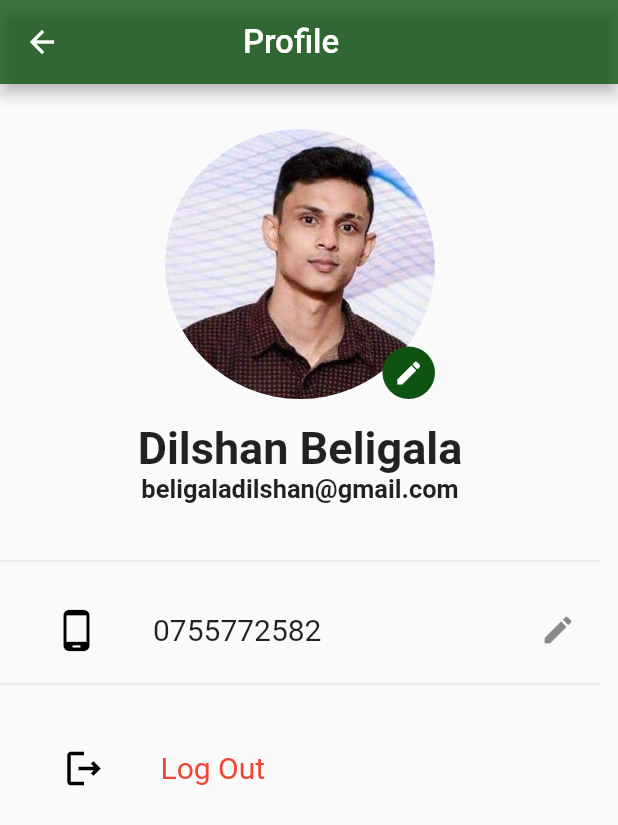
After one commit to Navindi-Nimasha/smart-traveler-app, a Flutter app: the ProfileTraveler screen opened directly, on a phone screen of 412 x 824 dp. The commit adds this screen. Shown: the top 825 px of the screen. Run offline on Flutter 3.47's test engine with Material 2 defaults, Android fonts, the phone set to English and light mode, and no system bars; our stand-ins replace dropdown_button2, google_nav_bar, image_picker.

Commit message:
updated profile

```diff
--- a/lib/main.dart
+++ b/lib/main.dart
@@ -2,6 +2,7 @@ import 'package:flutter/material.dart';
 
 import 'package:flutter_application_1/screens/homepage.dart';
 import 'package:flutter_application_1/screens/loginpage.dart';
+import 'package:flutter_application_1/screens/profileTraveler.dart';
 
 import 'models/location/locationlist.dart';
 
--- /dev/null
+++ b/lib/screens/profileTraveler.dart
@@ -0,0 +1,144 @@
+import 'package:flutter/material.dart';
+
+class ProfileTraveler extends StatelessWidget {
+  const ProfileTraveler({super.key});
+
+  @override
+  Widget build(BuildContext context) {
+    return Scaffold(
+      appBar: AppBar(
+        backgroundColor: Color.fromARGB(255, 15, 83, 19).withOpacity(0.8),
+        leading: IconButton(
+            onPressed: (() {
+              Navigator.pop(context);
+            }),
+            icon: Icon(Icons.arrow_back)),
+        title: Padding(
+          padding: const EdgeInsets.only(left: 90),
+          child: Text(
+            "Profile",
+            style: TextStyle(fontSize: 22),
+          ),
+        ),
+      ),
+      body: SingleChildScrollView(
+        child: Padding(
+            padding: const EdgeInsets.only(top: 30),
+            child: Container(
+                width: 400,
+                child: Column(
+                  children: [
+                    Stack(
+                      children: [
+                        ClipOval(
+                          child: Image.asset(
+                            'assets/images/homepage_new/bella.jpg',
+                            width: 180,
+                            height: 180,
+                            fit: BoxFit.cover,
+                          ),
+                        ),
+                        Positioned(
+                          bottom: 0,
+                          right: 0,
+                          child: Container(
+                            width: 35,
+                            height: 35,
+                            decoration: BoxDecoration(
+                                borderRadius: BorderRadius.circular(100),
+                                color: Color.fromARGB(255, 15, 83, 19)),
+                            child: Icon(
+                              Icons.edit,
+                              color: Color.fromARGB(255, 255, 255, 255),
+                              size: 20,
+                            ),
+                          ),
+                        )
+                      ],
+                    ),
+                    SizedBox(
+                      height: 15,
+                    ),
+                    Text(
+                      "Dilshan Beligala",
+                      style:
+                          TextStyle(fontSize: 30, fontWeight: FontWeight.bold),
+                    ),
+                    Text(
+                      "beligaladilshan@gmail.com",
+                      style:
+                          TextStyle(fontSize: 17, fontWeight: FontWeight.bold),
+                    ),
+                    SizedBox(
+                      height: 20,
+                    ),
+                    // SizedBox(
+                    //   width: 150,
+                    //   child: ElevatedButton(
+                    //     style: ButtonStyle(
+                    //         backgroundColor: MaterialStateProperty.all(
+                    //             Color.fromARGB(255, 15, 83, 19)
+                    //                 .withOpacity(0.8))),
+                    //     onPressed: () {},
+                    //     child: Text(
+                    //       "Edit Profile",
+                    //       style: TextStyle(fontSize: 17),
+                    //     ),
+                    //   ),
+                    // ),
+                    SizedBox(
+                      height: 10,
+                    ),
+                    Divider(
+                      color: Colors.grey.shade300,
+                    ),
+                    SizedBox(
+                      height: 10,
+                    ),
+                    ListTile(
+                      leading: Padding(
+                        padding: const EdgeInsets.only(left: 20),
+                        child: Icon(
+                          Icons.phone_android,
+                          color: Colors.black,
+                          size: 30,
+                        ),
+                      ),
+                      title: Padding(
+                        padding: const EdgeInsets.only(left: 20),
+                        child: Text(
+                          "0755772582",
+                          style: TextStyle(fontSize: 20),
+                        ),
+                      ),
+                      trailing: Icon(Icons.edit),
+                    ),
+                    Divider(
+                      color: Colors.grey.shade300,
+                    ),
+                    SizedBox(
+                      height: 20,
+                    ),
+                    ListTile(
+                      leading: Padding(
+                        padding: const EdgeInsets.only(left: 25),
+                        child: Icon(
+                          Icons.logout_outlined,
+                          color: Colors.black,
+                          size: 30,
+                        ),
+                      ),
+                      title: Padding(
+                        padding: const EdgeInsets.only(left: 20),
+                        child: Text(
+                          "Log Out",
+                          style: TextStyle(fontSize: 20, color: Colors.red),
+                        ),
+                      ),
+                    )
+                  ],
+                ))),
+      ),
+    );
+  }
+}
--- a/lib/screens/sidebar.dart
+++ b/lib/screens/sidebar.dart
@@ -1,5 +1,6 @@
 import 'package:flutter/material.dart';
 import 'package:flutter_application_1/models/settings/settings.dart';
+import 'package:flutter_application_1/screens/profileTraveler.dart';
 
 class SideBar extends StatelessWidget {
   @override
@@ -16,12 +17,21 @@ class SideBar extends StatelessWidget {
                 'beligaladilshan@gmail.com',
               ),
               currentAccountPicture: CircleAvatar(
-                child: ClipOval(
-                  child: Image.asset(
-                    'assets/images/homepage_new/bella.jpg',
-                    fit: BoxFit.cover,
-                    width: 90,
-                    height: 90,
+                child: GestureDetector(
+                  onTap: () {
+                    Navigator.push(
+                        context,
+                        MaterialPageRoute(
+                          builder: (context) => ProfileTraveler(),
+                        ));
+                  },
+                  child: ClipOval(
+                    child: Image.asset(
+                      'assets/images/homepage_new/bella.jpg',
+                      fit: BoxFit.cover,
+                      width: 90,
+                      height: 150,
+                    ),
                   ),
                 ),
               ),
```
Also changed, not shown: assets/images/homepage_new/bella.jpg.
